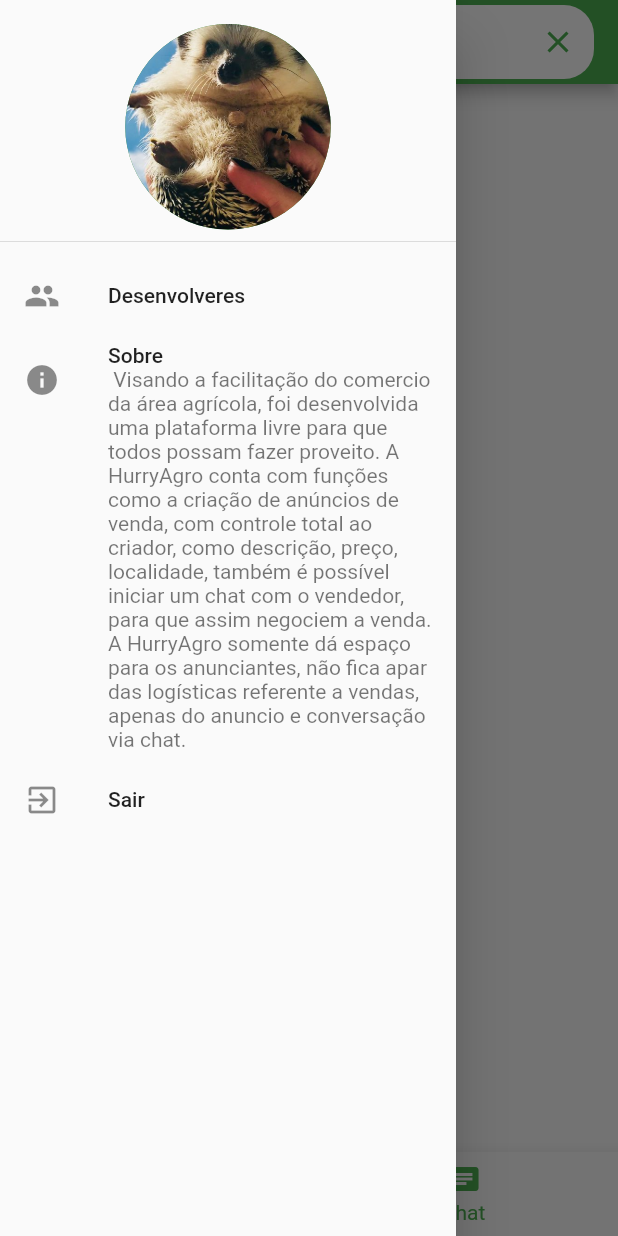
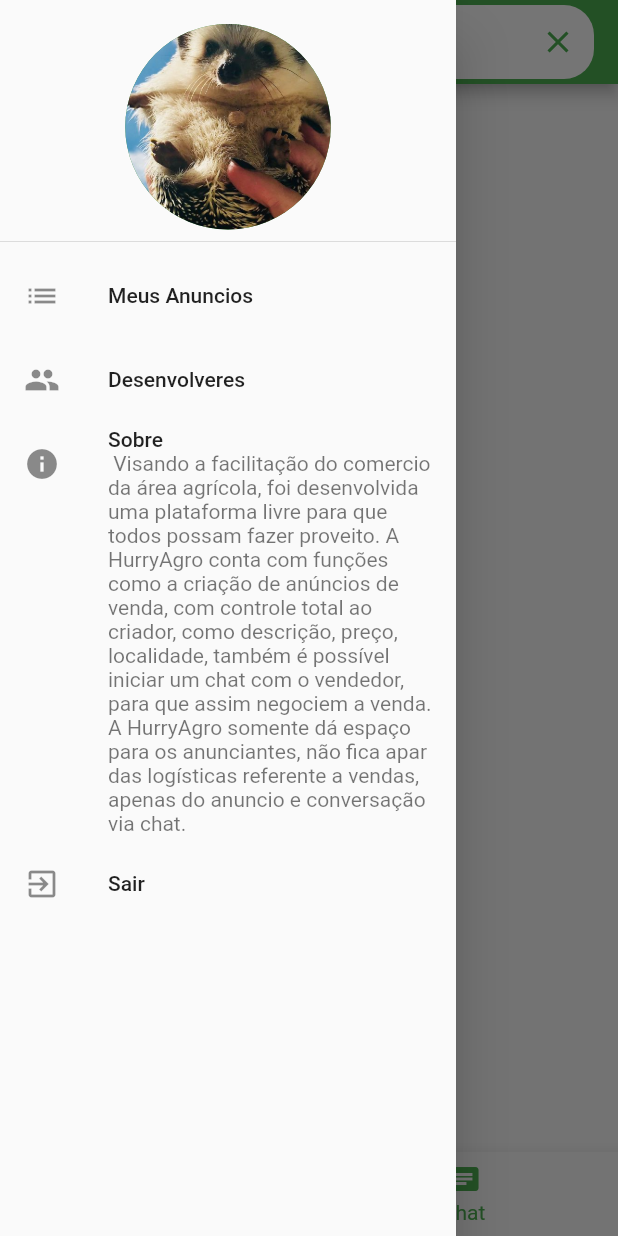
Before and after one commit to Bigjhow/HurryAgro, a Flutter app: the Nav screen opened directly, item 2 of the bottom bar chosen, with the side drawer open, on a phone screen of 412 x 824 dp. Run offline on Flutter 3.47's test engine with Material 2 defaults, Android fonts, the phone set to English and light mode, and no system bars; our stand-ins replace carousel_slider, image_picker, page_transition; network calls fail.

Commit message:
add do ListView dos Meus Anuncios

```diff
--- a/lib/Nav.dart
+++ b/lib/Nav.dart
@@ -1,6 +1,7 @@
 //---- Packages
 import 'package:flutter/material.dart';
 import 'package:hurryAgro/view/chat/chat.dart';
+import 'package:hurryAgro/view/user/meusAnuncios.dart';
 import 'package:page_transition/page_transition.dart';
 
 //---- Screens
@@ -28,6 +29,13 @@ class _NavState extends State<Nav> {
                 backgroundImage: AssetImage("imagens/diego.jpg"),
               ),
             ),
+            ListTile(
+                title: Text("Meus Anuncios"),
+                onTap: () => Navigator.push(
+                context,
+                    MaterialPageRoute(builder: (context) => MeusAnuncios()),
+                 ),
+                leading: Icon(Icons.list)),
             ListTile(
                 title: Text("Desenvolveres"),
                 onTap: () => Sobre(),
```
